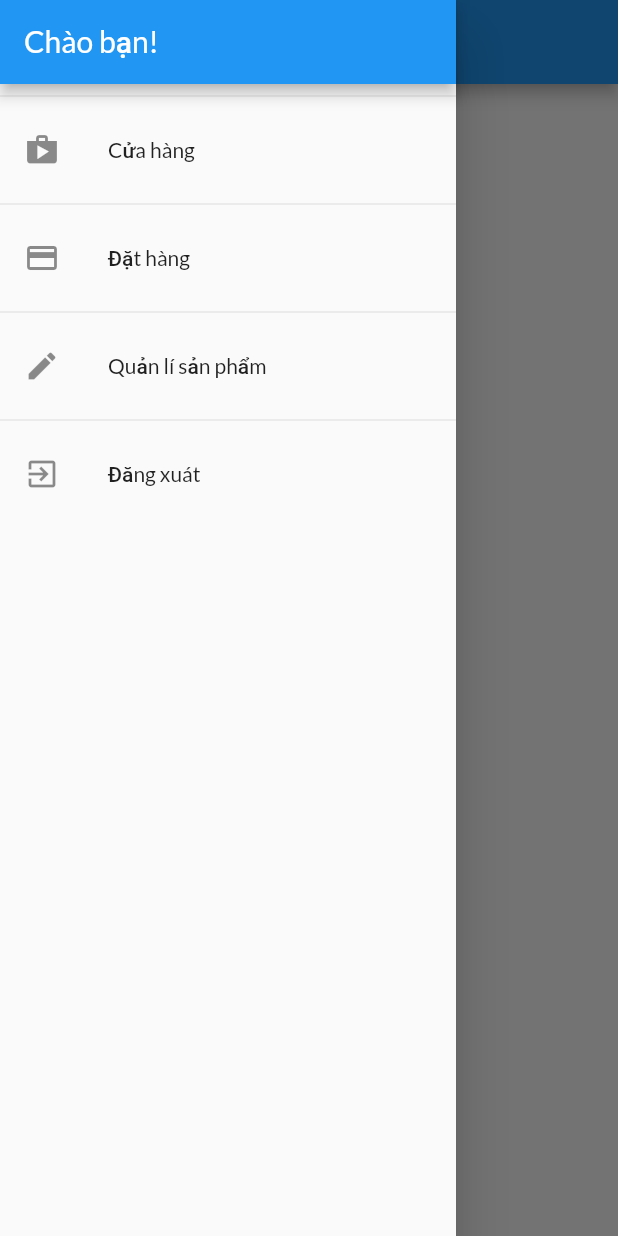
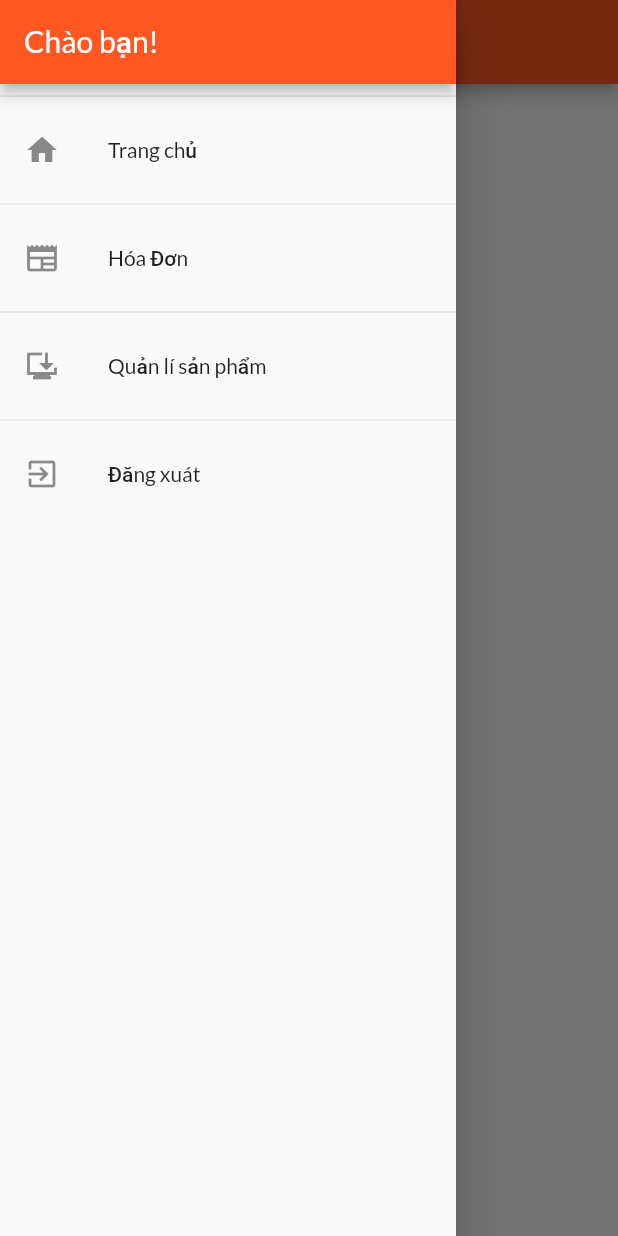
Before and after one commit to 23-24Sem1-Courses/ct48401-project-BuiVanTienB2014620, a Flutter app: the OrdersScreen screen opened by its route, with the side drawer open, on a phone screen of 412 x 824 dp. Run offline on Flutter 3.47's test engine with Material 2 defaults, Android fonts, the phone set to English and light mode, and no system bars; our stand-ins replace flutter_dotenv, shared_preferences; accounts and stored records are empty; network calls fail.

Commit message:
new update

```diff
--- a/lib/models/cart_item.dart
+++ b/lib/models/cart_item.dart
@@ -3,12 +3,14 @@ class CartItem {
   final String title;
   final int quantity;
   final double price;
+  final String imageUrl;
 
   CartItem({
     required this.id,
     required this.title,
     required this.quantity,
     required this.price,
+    required this.imageUrl,
   });
 
   CartItem copyWith({
@@ -16,12 +18,15 @@ class CartItem {
     String? title,
     int? quantity,
     double? price,
+    String? imageUrl,
+    bool? isFavorite,
   }) {
     return CartItem(
       id: id ?? this.id,
       title: title ?? this.title,
       quantity: quantity ?? this.quantity,
       price: price ?? this.price,
+      imageUrl: imageUrl ?? this.imageUrl,
     );
   }
 }
--- a/lib/ui/auth/app_banner.dart
+++ b/lib/ui/auth/app_banner.dart
@@ -25,7 +25,7 @@ class AppBanner extends StatelessWidget {
         ),
         child: Center(
           child: Text(
-            'Shop DT',
+            'Shop DT ',
             style: TextStyle(
               color: const Color.fromARGB(255, 185, 155, 155),
               fontSize: 50,
--- a/lib/ui/cart/cart_manager.dart
+++ b/lib/ui/cart/cart_manager.dart
@@ -42,6 +42,7 @@ class CartManager with ChangeNotifier {
           title: product.title,
           price: product.price,
           quantity: 1,
+          imageUrl: product.imageUrl,
         ),
       );
     }
--- a/lib/ui/cart/cart_screen.dart
+++ b/lib/ui/cart/cart_screen.dart
@@ -36,6 +36,7 @@ class CartScreen extends StatelessWidget {
             (entry) => CartItemCard(
               productId: entry.key,
               cardItem: entry.value,
+
             ),
           )
           .toList(),
--- a/lib/ui/orders/orders_screen.dart
+++ b/lib/ui/orders/orders_screen.dart
@@ -1,4 +1,5 @@
 import 'package:flutter/material.dart';
+import 'package:myshop/ui/screens.dart';
 import 'package:provider/provider.dart';
 
 import '../shared/app_drawer.dart';
@@ -11,7 +12,6 @@ class OrdersScreen extends StatelessWidget {
 
   @override
   Widget build(BuildContext context) {
-    print('Xây dựng đạt hàng');
     return Scaffold(
       appBar: AppBar(
         title: const Text('Đơn đặt hàng của bạn'),
--- a/lib/ui/products/product_overview_screen.dart
+++ b/lib/ui/products/product_overview_screen.dart
@@ -29,7 +29,7 @@ class _ProductsOverviewScreenState extends State<ProductsOverviewScreen> {
   Widget build(BuildContext context) {
     return Scaffold(
       appBar: AppBar(
-        title: const Text('Shop DT'),
+        title: const Text('Shop DT '),
         actions: <Widget>[
           buildProductFilterMenu(),
           buildShoppingCartIcon(),
--- a/lib/ui/products/user_product_list_tile.dart
+++ b/lib/ui/products/user_product_list_tile.dart
@@ -34,7 +34,7 @@ class UserProductListTile extends StatelessWidget {
 
   Widget buildDeleteButton(BuildContext context) {
     return IconButton(
-      icon: const Icon(Icons.delete),
+      icon: const Icon(Icons.delete_forever_sharp),
       onPressed: () {
         context.read<ProductsManager>().deleteProduct(product.id!);
         ScaffoldMessenger.of(context)
@@ -42,7 +42,7 @@ class UserProductListTile extends StatelessWidget {
           ..showSnackBar(
             const SnackBar(
               content: Text(
-                'Xóa sản phẩm tành công',
+                'Xóa sản phẩm thành công',
                 textAlign: TextAlign.center,
               ),
             ),
@@ -54,7 +54,7 @@ class UserProductListTile extends StatelessWidget {
 
   Widget buildEditButton(BuildContext context) {
     return IconButton(
-      icon: const Icon(Icons.edit),
+      icon: const Icon(Icons.edit_calendar),
       onPressed: () {
         Navigator.of(context).pushNamed(
           EditProductScreen.routeName,
--- a/lib/ui/shared/app_drawer.dart
+++ b/lib/ui/shared/app_drawer.dart
@@ -16,16 +16,16 @@ class AppDrawer extends StatelessWidget {
           ),
           const Divider(),
           ListTile(
-            leading: const Icon(Icons.shop),
-            title: const Text('Cửa hàng'),
+            leading: const Icon(Icons.home),
+            title: const Text('Trang chủ'),
             onTap: () {
               Navigator.of(context).pushReplacementNamed('/');
             },
           ),
           const Divider(),
           ListTile(
-            leading: const Icon(Icons.payment),
-            title: const Text('Đặt hàng'),
+            leading: const Icon(Icons.newspaper),
+            title: const Text('Hóa Đơn'),
             onTap: () {
               Navigator.of(context)
                   .pushReplacementNamed(OrdersScreen.routeName);
@@ -33,7 +33,7 @@ class AppDrawer extends StatelessWidget {
           ),
           const Divider(),
           ListTile(
-            leading: const Icon(Icons.edit),
+            leading: const Icon(Icons.browser_updated_sharp),
             title: const Text('Quản lí sản phẩm'),
             onTap: () {
               Navigator.of(context)
--- a/lib/ui/shared/dialog_utils.dart
+++ b/lib/ui/shared/dialog_utils.dart
@@ -32,7 +32,7 @@ Future<void> showErrorDialog(BuildContext context, String message) async {
       content: Text(message),
       actions: <Widget>[
         TextButton(
-          child: const Text('Okay'),
+          child: const Text('Đồng ý'),
           onPressed: () {
             Navigator.of(ctx).pop();
           },
--- a/pubspec.yaml
+++ b/pubspec.yaml
@@ -11,7 +11,7 @@ environment:
 dependencies:
   flutter:
     sdk: flutter
-  flutter_icons: ^10.2.0
+  # flutter_icons: ^10.2.0
   cupertino_icons: ^1.0.6
   intl: ^0.17.0
   provider: ^6.0.3
```
Also changed, not shown: lib/main.dart (+77 -5 lines), lib/ui/cart/cart_item_card.dart (+4 -6 lines), lib/ui/orders/order_item_card.dart (+19 -3 lines).
